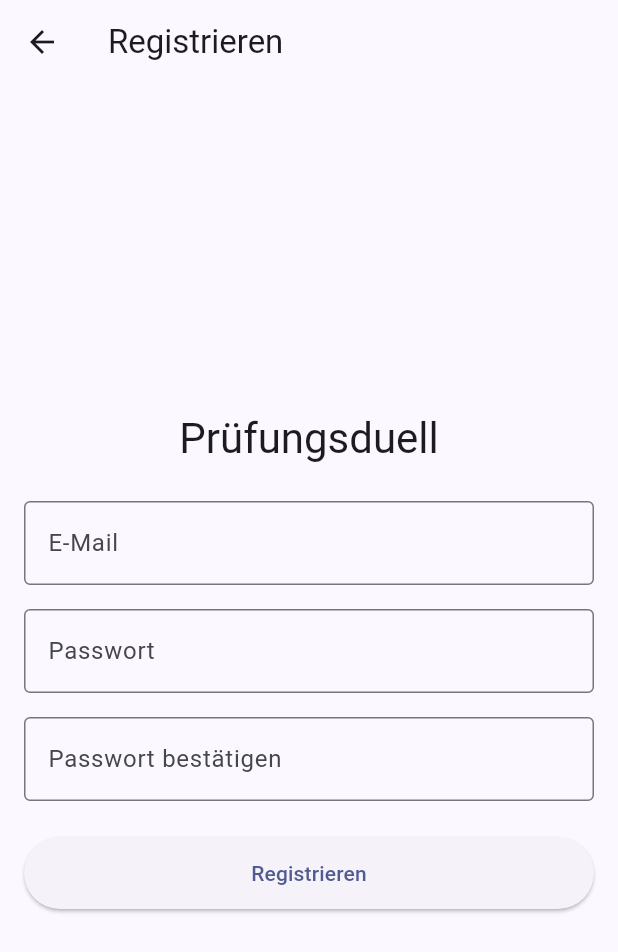
After one commit to panchord/Pruefungsduell, a Flutter app: the screen it shows after launch, after a tap on "Anmelden", after a tap on "Noch kein Konto? Jetzt registrieren", on a phone screen of 412 x 824 dp. The commit adds this screen. Shown: the top 952 px of the screen. Run offline on Flutter 3.47's test engine with Material 3 defaults, Android fonts, the phone set to English and light mode, and no system bars; our stand-ins replace sqflite; accounts and stored records are empty.

Commit message:
add(feat) login/register and db

```diff
--- /dev/null
+++ b/pruefungsduell/lib/app/app.dart
@@ -0,0 +1,18 @@
+import 'package:flutter/material.dart';
+import 'package:pruefungsduell/features/auth/presentation/pages/login_page.dart';
+
+class PruefungsduellApp extends StatelessWidget {
+  const PruefungsduellApp({super.key});
+
+  @override
+  Widget build(BuildContext context) {
+    return MaterialApp(
+      title: 'Prüfungsduell',
+      theme: ThemeData(
+        colorScheme: ColorScheme.fromSeed(seedColor: Colors.indigo),
+        useMaterial3: true,
+      ),
+      home: const LoginPage(),
+    );
+  }
+}
--- /dev/null
+++ b/pruefungsduell/lib/core/services/database_helper.dart
@@ -0,0 +1,38 @@
+import 'package:path/path.dart';
+import 'package:sqflite/sqflite.dart';
+
+class DatabaseHelper {
+  static const _dbName = 'pruefungsduell.db';
+  static const _dbVersion = 1;
+
+  static final DatabaseHelper instance = DatabaseHelper._internal();
+  DatabaseHelper._internal();
+
+  Database? _db;
+
+  Future<Database> get database async {
+    if (_db != null) return _db!;
+    _db = await _initDatabase();
+    return _db!;
+  }
+
+  Future<Database> _initDatabase() async {
+    final dbPath = await getDatabasesPath();
+    final path = join(dbPath, _dbName);
+
+    return openDatabase(path, version: _dbVersion, onCreate: _onCreate);
+  }
+
+  Future<void> _onCreate(Database db, int version) async {
+    // Users-Tabelle
+    await db.execute('''
+      CREATE TABLE users (
+        id INTEGER PRIMARY KEY AUTOINCREMENT,
+        email TEXT UNIQUE NOT NULL,
+        password TEXT NOT NULL
+      );
+    ''');
+
+    // Später: decks, cards, practice_results etc.
+  }
+}
--- /dev/null
+++ b/pruefungsduell/lib/features/auth/data/auth_repository.dart
@@ -0,0 +1,51 @@
+import 'package:pruefungsduell/core/services/database_helper.dart';
+import 'package:sqflite/sqflite.dart';
+
+class AuthRepository {
+  final DatabaseHelper _dbHelper;
+
+  AuthRepository({DatabaseHelper? dbHelper})
+    : _dbHelper = dbHelper ?? DatabaseHelper.instance;
+
+  Future<void> register({
+    required String email,
+    required String password,
+  }) async {
+    final db = await _dbHelper.database;
+
+    try {
+      await db.insert('users', {
+        'email': email,
+        'password': password, // Demo: Klartext, später: Hash!
+      }, conflictAlgorithm: ConflictAlgorithm.abort);
+    } on DatabaseException catch (e) {
+      if (e.isUniqueConstraintError()) {
+        throw AuthException('Diese E-Mail ist bereits registriert');
+      }
+      rethrow;
+    }
+  }
+
+  Future<void> login({required String email, required String password}) async {
+    final db = await _dbHelper.database;
+
+    final result = await db.query(
+      'users',
+      where: 'email = ? AND password = ?',
+      whereArgs: [email, password],
+      limit: 1,
+    );
+
+    if (result.isEmpty) {
+      throw AuthException('E-Mail oder Passwort ist falsch');
+    }
+  }
+}
+
+class AuthException implements Exception {
+  final String message;
+  AuthException(this.message);
+
+  @override
+  String toString() => message;
+}
--- /dev/null
+++ b/pruefungsduell/lib/features/auth/presentation/pages/login_page.dart
@@ -0,0 +1,146 @@
+import 'package:flutter/material.dart';
+import 'package:pruefungsduell/features/auth/data/auth_repository.dart';
+import 'package:pruefungsduell/features/auth/presentation/pages/register_page.dart';
+import 'package:pruefungsduell/features/home/presentation/pages/home_page.dart';
+
+class LoginPage extends StatefulWidget {
+  const LoginPage({super.key});
+
+  @override
+  State<LoginPage> createState() => _LoginPageState();
+}
+
+class _LoginPageState extends State<LoginPage> {
+  final _formKey = GlobalKey<FormState>();
+  final _emailController = TextEditingController();
+  final _passwordController = TextEditingController();
+  final _authRepository = AuthRepository();
+  bool _isLoading = false;
+
+  @override
+  void dispose() {
+    _emailController.dispose();
+    _passwordController.dispose();
+    super.dispose();
+  }
+
+  Future<void> _onLoginPressed() async {
+    if (_formKey.currentState?.validate() != true) return;
+
+    setState(() => _isLoading = true);
+    final email = _emailController.text.trim();
+    final password = _passwordController.text;
+
+    try {
+      await _authRepository.login(email: email, password: password);
+
+      if (!mounted) return;
+      ScaffoldMessenger.of(
+        context,
+      ).showSnackBar(const SnackBar(content: Text('Erfolgreich angemeldet')));
+
+      Navigator.of(
+        context,
+      ).pushReplacement(MaterialPageRoute(builder: (_) => const HomePage()));
+    } on AuthException catch (e) {
+      if (!mounted) return;
+      ScaffoldMessenger.of(
+        context,
+      ).showSnackBar(SnackBar(content: Text(e.message)));
+    } catch (_) {
+      if (!mounted) return;
+      ScaffoldMessenger.of(context).showSnackBar(
+        const SnackBar(content: Text('Unerwarteter Fehler beim Login')),
+      );
+    } finally {
+      if (mounted) {
+        setState(() => _isLoading = false);
+      }
+    }
+  }
+
+  @override
+  Widget build(BuildContext context) {
+    return Scaffold(
+      appBar: AppBar(title: const Text('Login')),
+      body: Center(
+        child: SingleChildScrollView(
+          padding: const EdgeInsets.all(16),
+          child: Form(
+            key: _formKey,
+            child: Column(
+              mainAxisSize: MainAxisSize.min,
+              crossAxisAlignment: CrossAxisAlignment.stretch,
+              children: [
+                Text(
+                  'Prüfungsduell',
+                  textAlign: TextAlign.center,
+                  style: Theme.of(context).textTheme.headlineMedium,
+                ),
+                const SizedBox(height: 24),
+                TextFormField(
+                  controller: _emailController,
+                  decoration: const InputDecoration(
+                    labelText: 'E-Mail',
+                    border: OutlineInputBorder(),
+                  ),
+                  keyboardType: TextInputType.emailAddress,
+                  validator: (value) {
+                    if (value == null || value.trim().isEmpty) {
+                      return 'Bitte E-Mail eingeben';
+                    }
+                    if (!value.contains('@')) {
+                      return 'Bitte eine gültige E-Mail eingeben';
+                    }
+                    return null;
+                  },
+                ),
+                const SizedBox(height: 16),
+                TextFormField(
+                  controller: _passwordController,
+                  decoration: const InputDecoration(
+                    labelText: 'Passwort',
+                    border: OutlineInputBorder(),
+                  ),
+                  obscureText: true,
+                  validator: (value) {
+                    if (value == null || value.isEmpty) {
+                      return 'Bitte Passwort eingeben';
+                    }
+                    if (value.length < 6) {
+                      return 'Mindestens 6 Zeichen';
+                    }
+                    return null;
+                  },
+                ),
+                const SizedBox(height: 24),
+                SizedBox(
+                  height: 48,
+                  child: ElevatedButton(
+                    onPressed: _isLoading ? null : _onLoginPressed,
+                    child: _isLoading
+                        ? const SizedBox(
+                            width: 20,
+                            height: 20,
+                            child: CircularProgressIndicator(strokeWidth: 2),
+                          )
+                        : const Text('Anmelden'),
+                  ),
+                ),
+                const SizedBox(height: 12),
+                TextButton(
+                  onPressed: () {
+                    Navigator.of(context).push(
+                      MaterialPageRoute(builder: (_) => const RegisterPage()),
+                    );
+                  },
+                  child: const Text('Noch kein Konto? Jetzt registrieren'),
+                ),
+              ],
+            ),
+          ),
+        ),
+      ),
+    );
+  }
+}
--- /dev/null
+++ b/pruefungsduell/lib/features/auth/presentation/pages/register_page.dart
@@ -0,0 +1,154 @@
+import 'package:flutter/material.dart';
+import 'package:pruefungsduell/features/auth/data/auth_repository.dart';
+
+class RegisterPage extends StatefulWidget {
+  const RegisterPage({super.key});
+
+  @override
+  State<RegisterPage> createState() => _RegisterPageState();
+}
+
+class _RegisterPageState extends State<RegisterPage> {
+  final _formKey = GlobalKey<FormState>();
+  final _emailController = TextEditingController();
+  final _passwordController = TextEditingController();
+  final _passwordConfirmController = TextEditingController();
+  final _authRepository = AuthRepository();
+  bool _isLoading = false;
+
+  @override
+  void dispose() {
+    _emailController.dispose();
+    _passwordController.dispose();
+    _passwordConfirmController.dispose();
+    super.dispose();
+  }
+
+  Future<void> _onRegisterPressed() async {
+    if (_formKey.currentState?.validate() != true) return;
+
+    setState(() => _isLoading = true);
+    final email = _emailController.text.trim();
+    final password = _passwordController.text;
+
+    try {
+      await _authRepository.register(email: email, password: password);
+
+      if (!mounted) return;
+      ScaffoldMessenger.of(context).showSnackBar(
+        const SnackBar(content: Text('Registrierung erfolgreich')),
+      );
+      Navigator.of(context).pop(); // zurück zum Login
+    } on AuthException catch (e) {
+      if (!mounted) return;
+      ScaffoldMessenger.of(
+        context,
+      ).showSnackBar(SnackBar(content: Text(e.message)));
+    } catch (_) {
+      if (!mounted) return;
+      ScaffoldMessenger.of(context).showSnackBar(
+        const SnackBar(
+          content: Text('Unerwarteter Fehler bei der Registrierung'),
+        ),
+      );
+    } finally {
+      if (mounted) {
+        setState(() => _isLoading = false);
+      }
+    }
+  }
+
+  @override
+  Widget build(BuildContext context) {
+    return Scaffold(
+      appBar: AppBar(title: const Text('Registrieren')),
+      body: Center(
+        child: SingleChildScrollView(
+          padding: const EdgeInsets.all(16),
+          child: Form(
+            key: _formKey,
+            child: Column(
+              mainAxisSize: MainAxisSize.min,
+              crossAxisAlignment: CrossAxisAlignment.stretch,
+              children: [
+                Text(
+                  'Prüfungsduell',
+                  textAlign: TextAlign.center,
+                  style: Theme.of(context).textTheme.headlineMedium,
+                ),
+                const SizedBox(height: 24),
+                TextFormField(
+                  controller: _emailController,
+                  decoration: const InputDecoration(
+                    labelText: 'E-Mail',
+                    border: OutlineInputBorder(),
+                  ),
+                  keyboardType: TextInputType.emailAddress,
+                  validator: (value) {
+                    if (value == null || value.trim().isEmpty) {
+                      return 'Bitte E-Mail eingeben';
+                    }
+                    if (!value.contains('@')) {
+                      return 'Bitte eine gültige E-Mail eingeben';
+                    }
+                    return null;
+                  },
+                ),
+                const SizedBox(height: 16),
+                TextFormField(
+                  controller: _passwordController,
+                  decoration: const InputDecoration(
+                    labelText: 'Passwort',
+                    border: OutlineInputBorder(),
+                  ),
+                  obscureText: true,
+                  validator: (value) {
+                    if (value == null || value.isEmpty) {
+                      return 'Bitte Passwort eingeben';
+                    }
+                    if (value.length < 6) {
+                      return 'Mindestens 6 Zeichen';
+                    }
+                    return null;
+                  },
+                ),
+                const SizedBox(height: 16),
+                TextFormField(
+                  controller: _passwordConfirmController,
+                  decoration: const InputDecoration(
+                    labelText: 'Passwort bestätigen',
+                    border: OutlineInputBorder(),
+                  ),
+                  obscureText: true,
+                  validator: (value) {
+                    if (value == null || value.isEmpty) {
+                      return 'Bitte Passwort bestätigen';
+                    }
+                    if (value != _passwordController.text) {
+                      return 'Passwörter stimmen nicht überein';
+                    }
+                    return null;
+                  },
+                ),
+                const SizedBox(height: 24),
+                SizedBox(
+                  height: 48,
+                  child: ElevatedButton(
+                    onPressed: _isLoading ? null : _onRegisterPressed,
+                    child: _isLoading
+                        ? const SizedBox(
+                            width: 20,
+                            height: 20,
+                            child: CircularProgressIndicator(strokeWidth: 2),
+                          )
+                        : const Text('Registrieren'),
+                  ),
+                ),
+              ],
+            ),
+          ),
+        ),
+      ),
+    );
+  }
+}
--- /dev/null
+++ b/pruefungsduell/lib/features/home/presentation/pages/home_page.dart
@@ -0,0 +1,13 @@
+import 'package:flutter/material.dart';
+
+class HomePage extends StatelessWidget {
+  const HomePage({super.key});
+
+  @override
+  Widget build(BuildContext context) {
+    return Scaffold(
+      appBar: AppBar(title: const Text('Prüfungsduell – Startseite')),
+      body: const Center(child: Text('Willkommen bei Prüfungsduell!')),
+    );
+  }
+}
--- a/pruefungsduell/pubspec.yaml
+++ b/pruefungsduell/pubspec.yaml
@@ -30,6 +30,8 @@ environment:
 dependencies:
   flutter:
     sdk: flutter
+  sqflite: ^2.3.0
+  path: ^1.9.0
 
   # The following adds the Cupertino Icons font to your application.
   # Use with the CupertinoIcons class for iOS style icons.
```
Also changed, not shown: pruefungsduell/lib/main.dart (+2 -118 lines), 9 other files.
